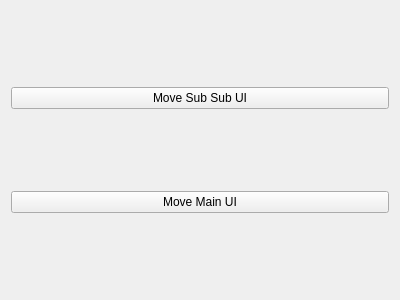
Before: the Qt Designer form _uiFiles/example3.ui in 201524495/2021_MultiMedia, drawn with Qt 5.
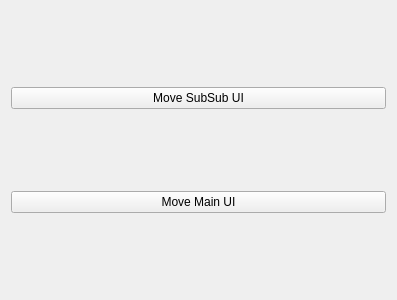
After: the same form once the commit is applied.

Commit message: create another ui

Diff of the .ui file:
```diff
--- a/_uiFiles/example3.ui
+++ b/_uiFiles/example3.ui
@@ -6,7 +6,7 @@
    <rect>
     <x>0</x>
     <y>0</y>
-    <width>400</width>
+    <width>397</width>
     <height>300</height>
    </rect>
   </property>
@@ -14,17 +14,17 @@
    <string>Form</string>
   </property>
   <layout class="QGridLayout" name="gridLayout">
-   <item row="1" column="0">
+   <item row="2" column="0">
     <widget class="QPushButton" name="back_pushButton">
      <property name="text">
       <string>Move Main UI</string>
      </property>
     </widget>
    </item>
-   <item row="0" column="0">
+   <item row="1" column="0">
     <widget class="QPushButton" name="move_pushButton">
      <property name="text">
-      <string>Move Sub Sub UI</string>
+      <string>Move SubSub UI</string>
      </property>
     </widget>
    </item>
```
The commit also changes 1 other file.
